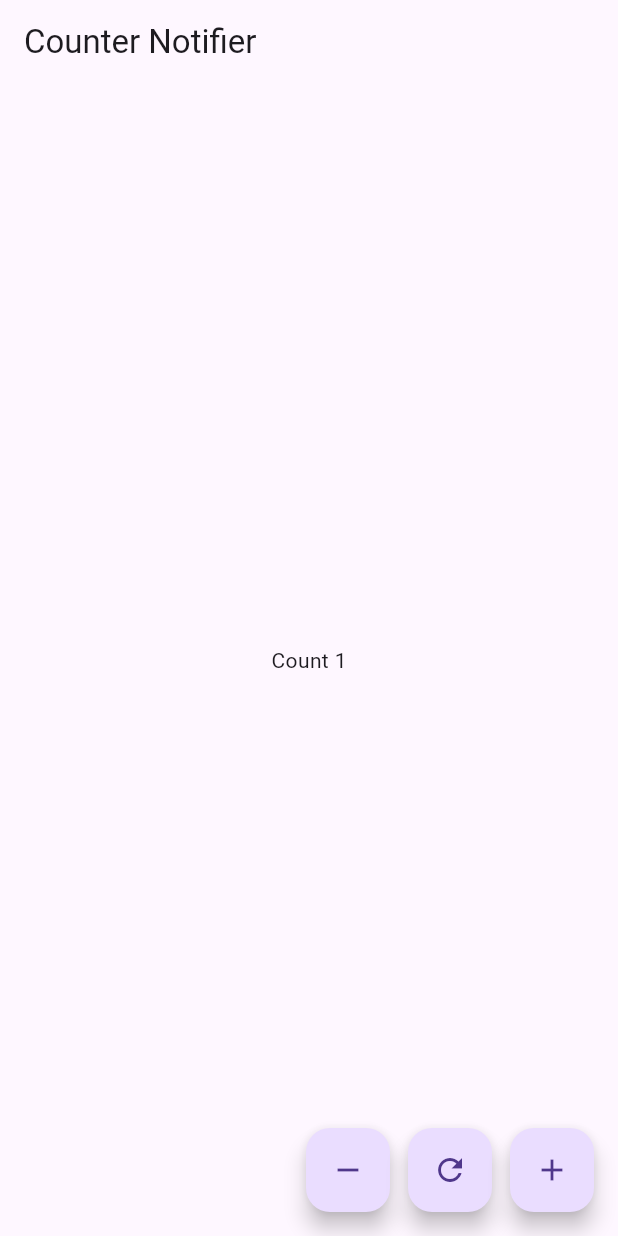
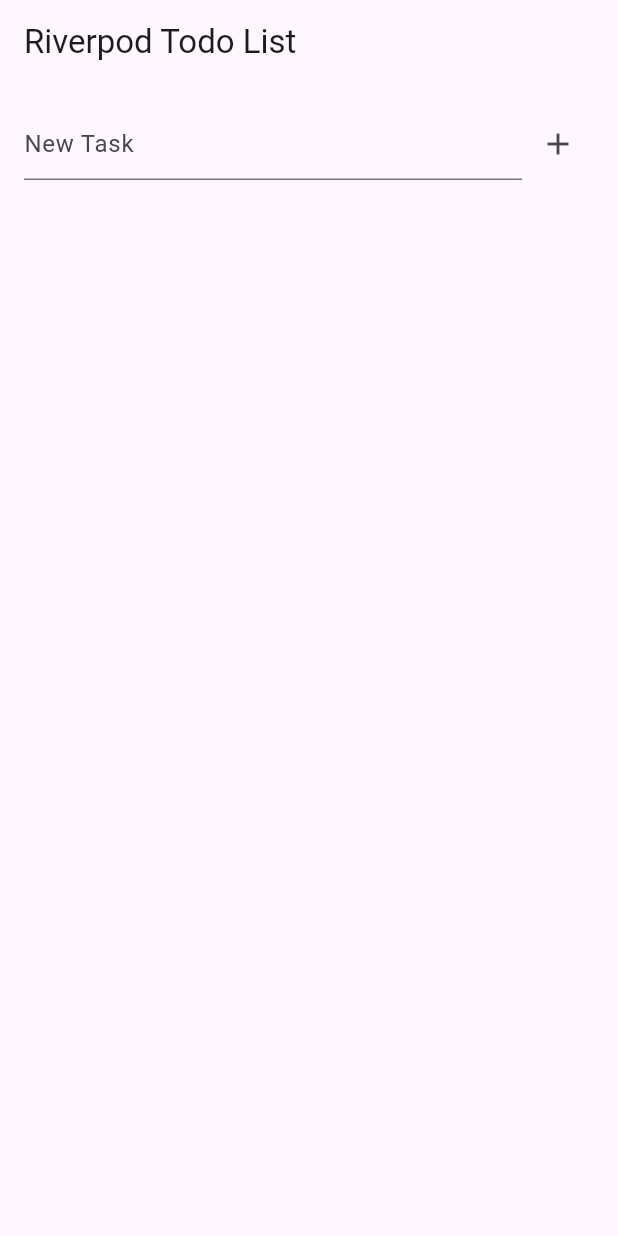
Before and after one commit to AbirHasanShuvo/riverpod_3.0, a Flutter app: the screen it shows after launch, after a tap on the "add" icon, on a phone screen of 412 x 824 dp. Run offline on Flutter 3.47's test engine with Material 3 defaults, Android fonts, the phone set to English and light mode, and no system bars; our stand-ins replace flutter_riverpod.

Commit message:
done with state notifier

```diff
--- a/lib/main.dart
+++ b/lib/main.dart
@@ -1,16 +1,12 @@
 import 'package:flutter/material.dart';
 import 'package:flutter_riverpod/flutter_riverpod.dart';
-import 'package:riverpod_v3/section_2/video_5/video_5.dart';
-import 'package:riverpod_v3/section_2/video_6/video_6.dart';
 import 'package:riverpod_v3/section_2/video_7/counter_example/counter_screen.dart';
+import 'package:riverpod_v3/section_2/video_7/todo_example/todo_screen.dart';
 
 void main() {
   runApp(
     ProviderScope(
-      child: MaterialApp(
-        debugShowCheckedModeBanner: false,
-        home: CounterScreen(),
-      ),
+      child: MaterialApp(debugShowCheckedModeBanner: false, home: TodoScreen()),
     ),
   );
 }
--- a/lib/section_2/video_7/todo_example/todo_model.dart
+++ b/lib/section_2/video_7/todo_example/todo_model.dart
@@ -0,0 +1,14 @@
+class Todo {
+  final int id;
+  final String title;
+  final bool completed;
+  Todo({required this.id, required this.title, required this.completed});
+
+  Todo copyWith({int? id, String? title, bool? completed}) {
+    return Todo(
+      id: id ?? this.id,
+      title: title ?? this.title,
+      completed: completed ?? this.completed,
+    );
+  }
+}
--- a/lib/section_2/video_7/todo_example/todo_provider_controller.dart
+++ b/lib/section_2/video_7/todo_example/todo_provider_controller.dart
@@ -0,0 +1,37 @@
+import 'package:flutter_riverpod/flutter_riverpod.dart';
+import 'package:riverpod_v3/section_2/video_7/todo_example/todo_model.dart';
+
+final todoListProvider = StateNotifierProvider<TodoListNotifier, List<Todo>>(
+  (ref) => TodoListNotifier([]),
+);
+
+class TodoListNotifier extends StateNotifier<List<Todo>> {
+  TodoListNotifier(super.state);
+
+  //creating some todo
+  void add(String title) {
+    final newTodo = Todo(
+      id: state.isEmpty ? 0 : state.last.id + 1,
+      title: title,
+      completed: false,
+    );
+
+    state = [...state, newTodo];
+  }
+
+  void remove(int id) {
+    state = state.where((t) => t.id != id).toList();
+  }
+
+  void toggle(int id) {
+    final todos = [...state];
+
+    final index = todos.indexWhere((t) => t.id == id);
+
+    if (index == -1) return;
+
+    final todo = todos[index];
+    todos[index] = todo.copyWith(completed: !todo.completed);
+    state = todos;
+  }
+}
--- a/lib/section_2/video_7/todo_example/todo_screen.dart
+++ b/lib/section_2/video_7/todo_example/todo_screen.dart
@@ -0,0 +1,87 @@
+import 'package:flutter/material.dart';
+import 'package:flutter_riverpod/flutter_riverpod.dart';
+import 'package:riverpod_v3/section_2/video_7/todo_example/todo_provider_controller.dart';
+
+class TodoScreen extends ConsumerStatefulWidget {
+  const TodoScreen({super.key});
+
+  @override
+  ConsumerState<TodoScreen> createState() => _TodoScreenState();
+}
+
+class _TodoScreenState extends ConsumerState<TodoScreen> {
+  final _controller = TextEditingController();
+
+  @override
+  void dispose() {
+    _controller.dispose();
+    super.dispose();
+  }
+
+  @override
+  Widget build(BuildContext context) {
+    final todos = ref.watch(todoListProvider);
+    final notifier = ref.read(todoListProvider.notifier);
+    return Scaffold(
+      appBar: AppBar(title: Text("Riverpod Todo List")),
+      body: Padding(
+        padding: const EdgeInsets.all(16),
+        child: Column(
+          children: [
+            Row(
+              children: [
+                Expanded(
+                  child: TextField(
+                    controller: _controller,
+                    decoration: const InputDecoration(hintText: "New Task"),
+                  ),
+                ),
+
+                IconButton(
+                  onPressed: () {
+                    final text = _controller.text.trim();
+                    if (text.isNotEmpty) {
+                      notifier.add(text);
+                      _controller.clear();
+                    }
+                  },
+                  icon: Icon(Icons.add),
+                ),
+              ],
+            ),
+
+            const SizedBox(height: 16),
+
+            Expanded(
+              child: ListView.builder(
+                itemCount: todos.length,
+                itemBuilder: (_, i) {
+                  final todo = todos[i];
+                  return ListTile(
+                    leading: Checkbox(
+                      value: todo.completed,
+                      onChanged: (_) => notifier.toggle(todo.id),
+                    ),
+                    title: Text(
+                      todo.title,
+                      style: TextStyle(
+                        decoration: todo.completed
+                            ? TextDecoration.lineThrough
+                            : TextDecoration.none,
+                      ),
+                    ),
+
+                    trailing: IconButton(
+                      onPressed: () => notifier.remove(todo.id),
+                      icon: Icon(Icons.delete),
+                    ),
+                  );
+                },
+              ),
+            ),
+          ],
+        ),
+      ),
+    );
+  }
+}
```
